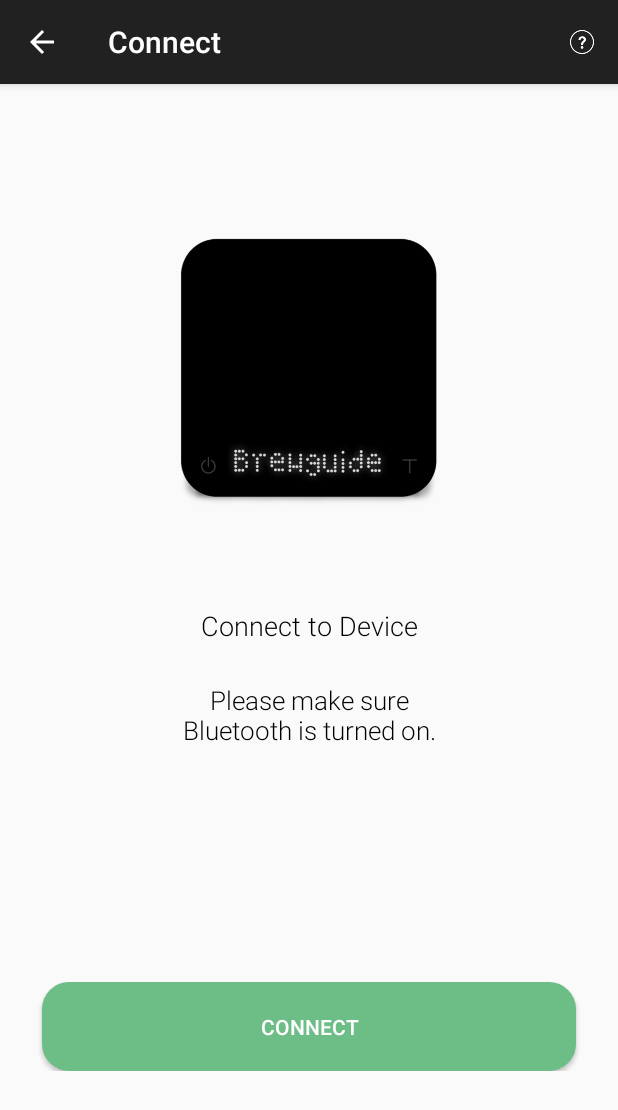
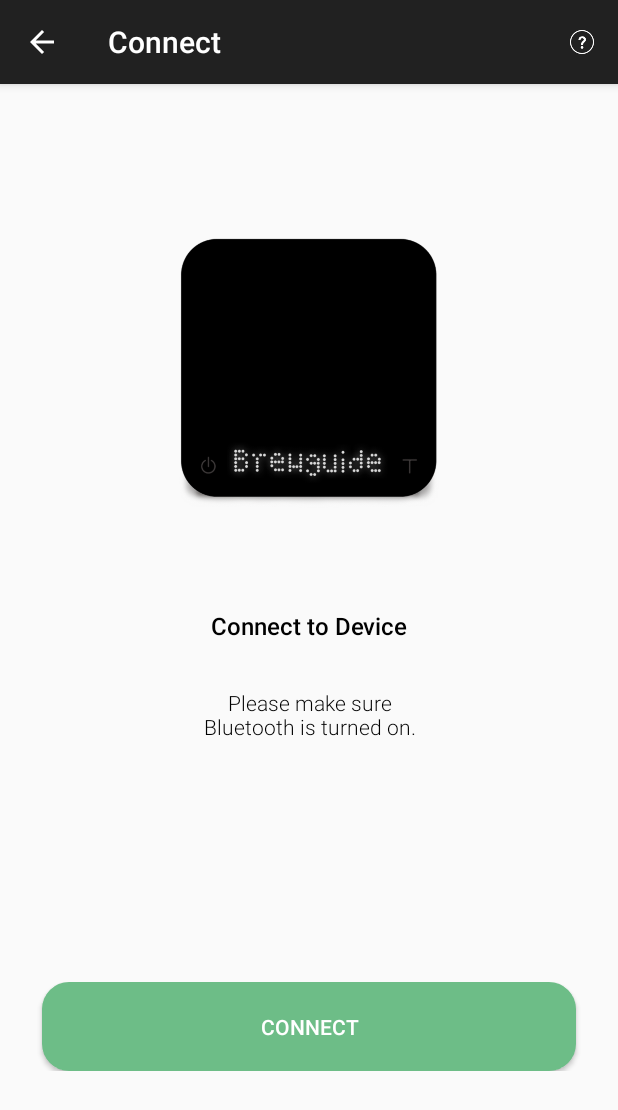
Before and after one commit to chengeva/gittest, an Android app: the ConnectScaleActivity screen opened directly, with no data from a screen before it, on a phone screen of 412 x 824 dp. Shown: the top 1110 px of the screen. Run offline under Robolectric (Android 15) with nearby library versions, the phone set to English and light mode, and no system bars; libraries missing offline, so code that uses them is left out: io.realm; 17 statements that could not run were skipped.

Commit message:
Updated Connect to device page UI

```diff
--- a/app/src/main/java/co/acaia/acaiaupdater/view/ConnectScaleActivity.java
+++ b/app/src/main/java/co/acaia/acaiaupdater/view/ConnectScaleActivity.java
@@ -140,7 +140,7 @@ public class ConnectScaleActivity extends ActionBarActivity {
                 tv_current_firmware.setVisibility(View.GONE);
                 connectButton.setText("Connect");
                 tv_Updating_progress.setText("Connect to "+currentSelectedDevice.modelName);
-                tv_Update_status.setText("Please place your phone close to "+currentSelectedDevice.modelName);
+                tv_Update_status.setText("Please place your phone\n close to "+currentSelectedDevice.modelName);
                 break;
             default:
                 break;
--- a/app/src/main/res/layout/connect_to_device.xml
+++ b/app/src/main/res/layout/connect_to_device.xml
@@ -73,7 +73,8 @@
                 android:layout_alignParentStart="true"
                 android:layout_alignParentTop="true"
                 android:text="@string/Connect_to_device"
-                android:textSize="18dp"
+                android:textSize="16dp"
+                android:textStyle="bold"
                 app:layout_constraintBottom_toBottomOf="parent"
                 app:layout_constraintEnd_toEndOf="parent"
                 app:layout_constraintHorizontal_bias="0.5"
@@ -102,13 +103,13 @@
                 android:layout_height="wrap_content"
                 android:layout_alignParentStart="true"
                 android:layout_alignParentTop="true"
+                android:gravity="center_horizontal"
                 android:text="@string/make_sure_BT_Turn_on"
+                android:textSize="14dp"
                 app:layout_constraintBottom_toBottomOf="parent"
                 app:layout_constraintEnd_toEndOf="parent"
                 app:layout_constraintHorizontal_bias="0.5"
-                android:textSize="17dp"
                 app:layout_constraintStart_toStartOf="parent"
-                android:gravity="center_horizontal"
                 app:layout_constraintTop_toTopOf="parent" />
         </android.support.constraint.ConstraintLayout>
 
@@ -174,6 +175,7 @@
             android:layout_height="wrap_content"
             android:layout_centerInParent="true"
             android:layout_centerHorizontal="true"
+
             android:text="@string/menu_disconnect" />
     </RelativeLayout>
 
--- a/app/src/main/res/values/strings.xml
+++ b/app/src/main/res/values/strings.xml
@@ -83,7 +83,7 @@
     <string name="For_more_information">4. For more information or questions please email to support@acaia.co or visit www.acaia.co.</string>
     <!--Select scale -->
     <string name="menu_connect">Connect</string>
-    <string name="menu_disconnect">Disconnect</string>
+    <string name="menu_disconnect"><u>Disconnect</u></string>
     <string name="_menu_refresh">Refresh</string>
     <string name="menu_scan">Scan</string>
     <string name="menu_stop">Stop</string>
```
